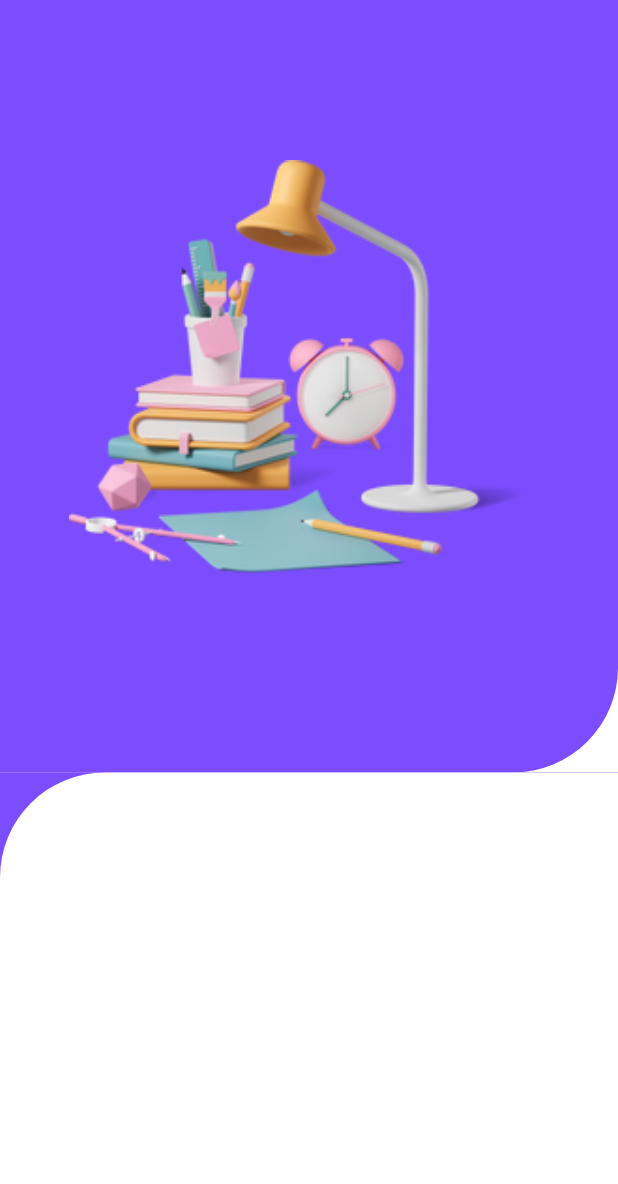
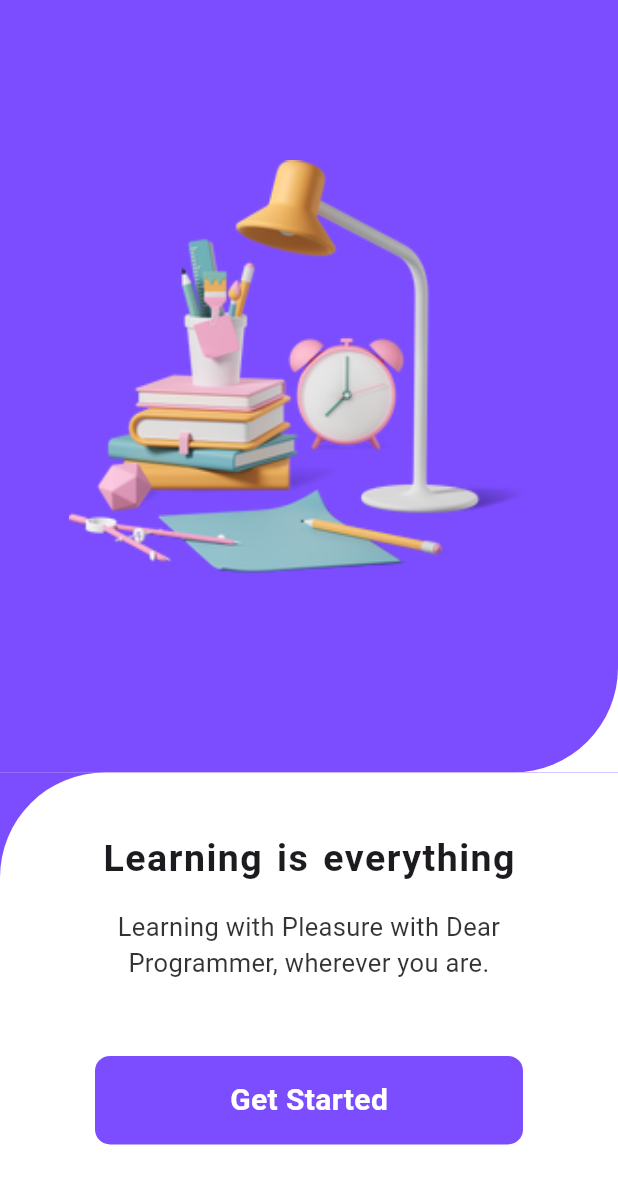
Before and after one commit to shubhangi970/flutter-design-education, a Flutter app: the screen it shows after launch, on a phone screen of 412 x 824 dp. Shown: the top 1184 px of the screen. Run offline on Flutter 3.47's test engine with Material 3 defaults, Android fonts, the phone set to English and light mode, and no system bars.

Commit message:
welcome screen

```diff
--- a/lib/pages/WelcomeScreen.dart
+++ b/lib/pages/WelcomeScreen.dart
@@ -60,6 +60,52 @@ class _WelcomeScreenState extends State<WelcomeScreen> {
                      topLeft: Radius.circular(70),
                    )
                  ),
+                 padding: EdgeInsets.only(top: 40, bottom: 40),
+                 child: Column(
+                   children: [
+                     Text("Learning is everything",
+                       style: TextStyle(
+                         fontSize: 25,
+                         fontWeight: FontWeight.bold,
+                         letterSpacing: 1,
+                         wordSpacing: 2
+                       ),
+                     ),
+                     SizedBox(height: 15,),
+                     Padding(
+                         padding: EdgeInsets.symmetric(horizontal: 40),
+                       child: Text("Learning with Pleasure with Dear Programmer, wherever you are.",
+                         textAlign: TextAlign.center,
+                         style: TextStyle(
+                           fontSize: 17,
+                           color: Colors.black.withOpacity(0.8),
+
+                         ),
+                       ),
+                     ),
+                     SizedBox(height: 50,),
+                     Material(
+                       color: Colors.deepPurpleAccent,
+                       borderRadius: BorderRadius.circular(10),
+                       child: InkWell(
+
+                         onTap: (){},
+                         child: Container(
+                           padding: EdgeInsets.symmetric(vertical: 15, horizontal: 90),
+
+                           child: Text("Get Started",
+                             style: TextStyle(
+                               color: Colors.white,
+                               fontSize: 20,
+                               fontWeight: FontWeight.bold
+                             ),
+                           ),
+                         ),
+                       ),
+                     )
+
+                   ],
+                 ),
                )
            ),
          ],
```
